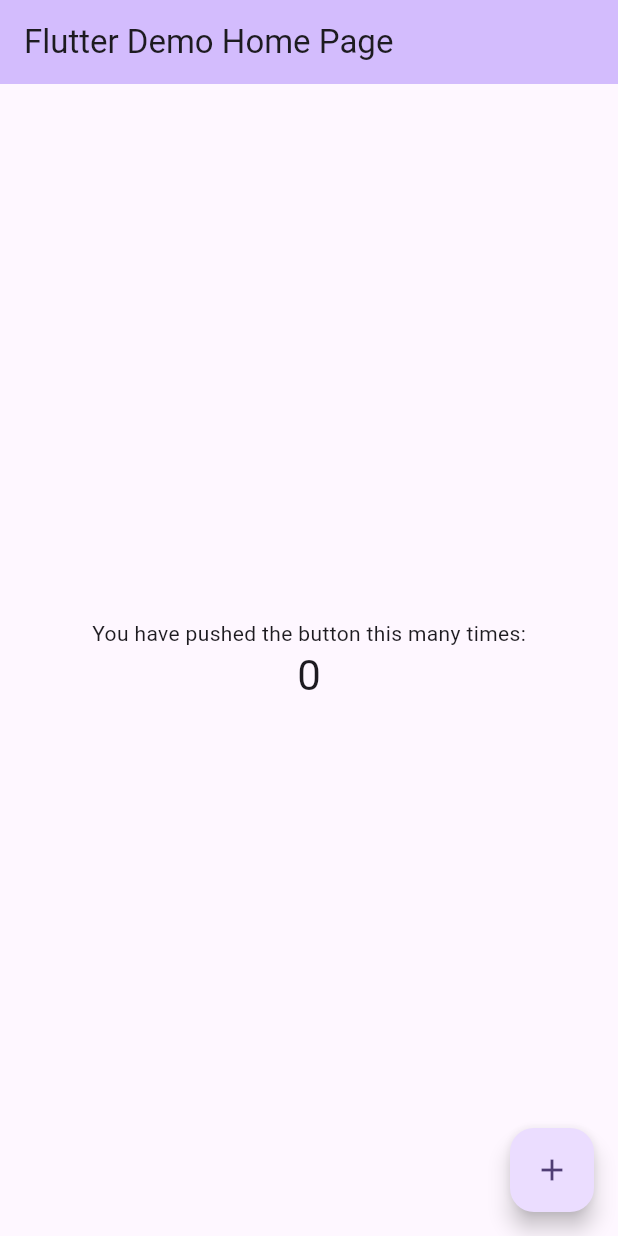
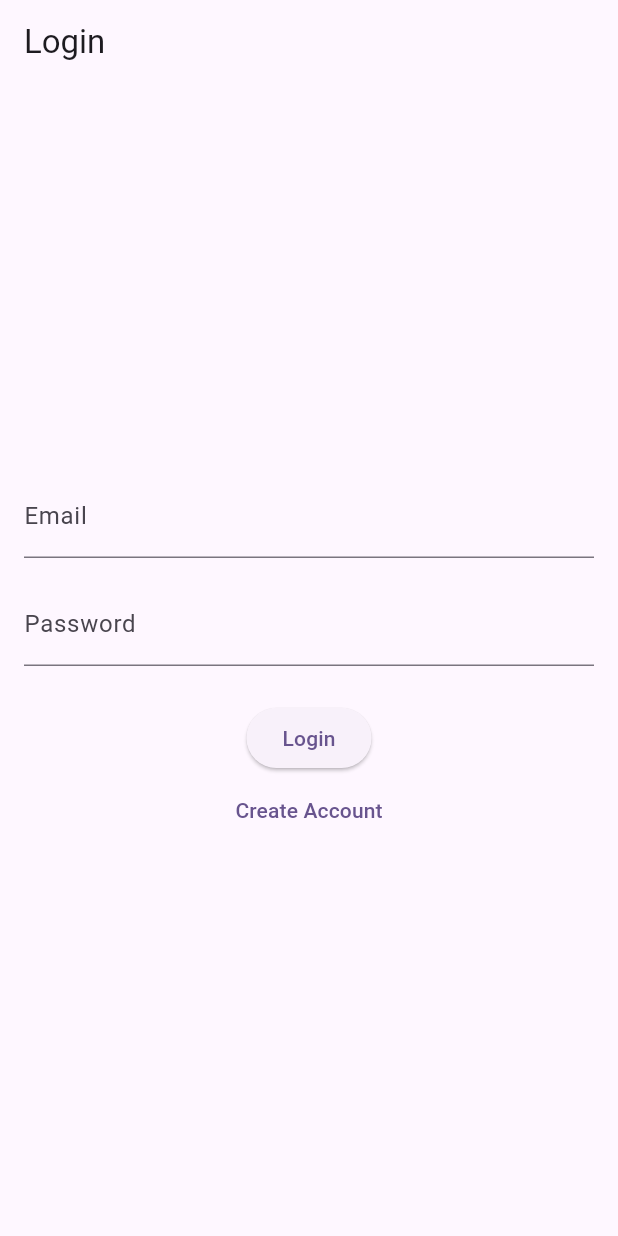
Before and after one commit to GhadeBhavesh/task_management, a Flutter app: the screen it shows after launch, on a phone screen of 412 x 824 dp. Run offline on Flutter 3.47's test engine with Material 3 defaults, Android fonts, the phone set to English and light mode, and no system bars; our stand-ins replace firebase_auth, firebase_core, flutter_riverpod; accounts and stored records are empty.

Commit message:
auth_update

```diff
--- /dev/null
+++ b/lib/application/auth/auth_provider.dart
@@ -0,0 +1,46 @@
+import 'package:firebase_auth/firebase_auth.dart';
+import 'package:flutter_riverpod/flutter_riverpod.dart';
+import '../../domain/auth/auth_state.dart';
+
+final authProvider = StateNotifierProvider<AuthNotifier, AuthState>((ref) {
+  return AuthNotifier();
+});
+
+class AuthNotifier extends StateNotifier<AuthState> {
+  final _auth = FirebaseAuth.instance;
+
+  AuthNotifier() : super(const InitialAuthState()) {
+    _auth.authStateChanges().listen((user) {
+      if (user != null) {
+        state = AuthenticatedState(user);
+      } else {
+        state = const UnauthenticatedState();
+      }
+    });
+  }
+
+  Future<void> signIn(String email, String password) async {
+    try {
+      state = const LoadingAuthState();
+      await _auth.signInWithEmailAndPassword(email: email, password: password);
+    } on FirebaseAuthException catch (e) {
+      state = ErrorAuthState(e.message ?? 'An error occurred');
+    }
+  }
+
+  Future<void> signUp(String email, String password) async {
+    try {
+      state = const LoadingAuthState();
+      await _auth.createUserWithEmailAndPassword(
+        email: email,
+        password: password,
+      );
+    } on FirebaseAuthException catch (e) {
+      state = ErrorAuthState(e.message ?? 'An error occurred');
+    }
+  }
+
+  Future<void> signOut() async {
+    await _auth.signOut();
+  }
+}
--- /dev/null
+++ b/lib/domain/auth/auth_state.dart
@@ -0,0 +1,27 @@
+import 'package:firebase_auth/firebase_auth.dart';
+
+abstract class AuthState {
+  const AuthState();
+}
+
+class InitialAuthState extends AuthState {
+  const InitialAuthState();
+}
+
+class AuthenticatedState extends AuthState {
+  final User user;
+  const AuthenticatedState(this.user);
+}
+
+class UnauthenticatedState extends AuthState {
+  const UnauthenticatedState();
+}
+
+class LoadingAuthState extends AuthState {
+  const LoadingAuthState();
+}
+
+class ErrorAuthState extends AuthState {
+  final String message;
+  const ErrorAuthState(this.message);
+}
--- a/lib/main.dart
+++ b/lib/main.dart
@@ -1,122 +1,41 @@
+import 'package:firebase_core/firebase_core.dart';
 import 'package:flutter/material.dart';
+import 'package:flutter_riverpod/flutter_riverpod.dart';
+import 'package:task_management/presentation/auth/login_screen.dart';
+import 'application/auth/auth_provider.dart';
+import 'domain/auth/auth_state.dart';
+import 'firebase_options.dart';
 
-void main() {
-  runApp(const MyApp());
+void main() async {
+  WidgetsFlutterBinding.ensureInitialized();
+  await Firebase.initializeApp(options: DefaultFirebaseOptions.currentPlatform);
+  runApp(const ProviderScope(child: MyApp()));
 }
 
-class MyApp extends StatelessWidget {
+class MyApp extends ConsumerWidget {
   const MyApp({super.key});
 
-  // This widget is the root of your application.
   @override
-  Widget build(BuildContext context) {
+  Widget build(BuildContext context, WidgetRef ref) {
+    final authState = ref.watch(authProvider);
+
     return MaterialApp(
-      title: 'Flutter Demo',
+      title: 'Task Management',
       theme: ThemeData(
-        // This is the theme of your application.
-        //
-        // TRY THIS: Try running your application with "flutter run". You'll see
-        // the application has a purple toolbar. Then, without quitting the app,
-        // try changing the seedColor in the colorScheme below to Colors.green
-        // and then invoke "hot reload" (save your changes or press the "hot
-        // reload" button in a Flutter-supported IDE, or press "r" if you used
-        // the command line to start the app).
-        //
-        // Notice that the counter didn't reset back to zero; the application
-        // state is not lost during the reload. To reset the state, use hot
-        // restart instead.
-        //
-        // This works for code too, not just values: Most code changes can be
-        // tested with just a hot reload.
         colorScheme: ColorScheme.fromSeed(seedColor: Colors.deepPurple),
+        useMaterial3: true,
       ),
-      home: const MyHomePage(title: 'Flutter Demo Home Page'),
+      home: _buildHomeScreen(authState),
     );
   }
-}
 
-class MyHomePage extends StatefulWidget {
-  const MyHomePage({super.key, required this.title});
-
-  // This widget is the home page of your application. It is stateful, meaning
-  // that it has a State object (defined below) that contains fields that affect
-  // how it looks.
-
-  // This class is the configuration for the state. It holds the values (in this
-  // case the title) provided by the parent (in this case the App widget) and
-  // used by the build method of the State. Fields in a Widget subclass are
-  // always marked "final".
-
-  final String title;
-
-  @override
-  State<MyHomePage> createState() => _MyHomePageState();
-}
-
-class _MyHomePageState extends State<MyHomePage> {
-  int _counter = 0;
-
-  void _incrementCounter() {
-    setState(() {
-      // This call to setState tells the Flutter framework that something has
-      // changed in this State, which causes it to rerun the build method below
-      // so that the display can reflect the updated values. If we changed
-      // _counter without calling setState(), then the build method would not be
-      // called again, and so nothing would appear to happen.
-      _counter++;
-    });
-  }
-
-  @override
-  Widget build(BuildContext context) {
-    // This method is rerun every time setState is called, for instance as done
-    // by the _incrementCounter method above.
-    //
-    // The Flutter framework has been optimized to make rerunning build methods
-    // fast, so that you can just rebuild anything that needs updating rather
-    // than having to individually change instances of widgets.
-    return Scaffold(
-      appBar: AppBar(
-        // TRY THIS: Try changing the color here to a specific color (to
-        // Colors.amber, perhaps?) and trigger a hot reload to see the AppBar
-        // change color while the other colors stay the same.
-        backgroundColor: Theme.of(context).colorScheme.inversePrimary,
-        // Here we take the value from the MyHomePage object that was created by
-        // the App.build method, and use it to set our appbar title.
-        title: Text(widget.title),
-      ),
-      body: Center(
-        // Center is a layout widget. It takes a single child and positions it
-        // in the middle of the parent.
-        child: Column(
-          // Column is also a layout widget. It takes a list of children and
-          // arranges them vertically. By default, it sizes itself to fit its
-          // children horizontally, and tries to be as tall as its parent.
-          //
-          // Column has various properties to control how it sizes itself and
-          // how it positions its children. Here we use mainAxisAlignment to
-          // center the children vertically; the main axis here is the vertical
-          // axis because Columns are vertical (the cross axis would be
-          // horizontal).
-          //
-          // TRY THIS: Invoke "debug painting" (choose the "Toggle Debug Paint"
-          // action in the IDE, or press "p" in the console), to see the
-          // wireframe for each widget.
-          mainAxisAlignment: MainAxisAlignment.center,
-          children: <Widget>[
-            const Text('You have pushed the button this many times:'),
-            Text(
-              '$_counter',
-              style: Theme.of(context).textTheme.headlineMedium,
-            ),
-          ],
-        ),
-      ),
-      floatingActionButton: FloatingActionButton(
-        onPressed: _incrementCounter,
-        tooltip: 'Increment',
-        child: const Icon(Icons.add),
-      ), // This trailing comma makes auto-formatting nicer for build methods.
-    );
+  Widget _buildHomeScreen(AuthState state) {
+    if (state is AuthenticatedState) {
+      return const Scaffold(body: Center(child: Text('Logged in!')));
+    } else if (state is LoadingAuthState) {
+      return const Scaffold(body: Center(child: CircularProgressIndicator()));
+    } else {
+      return const LoginScreen();
+    }
   }
 }
--- /dev/null
+++ b/lib/presentation/auth/login_screen.dart
@@ -0,0 +1,85 @@
+import 'package:flutter/material.dart';
+import 'package:flutter_riverpod/flutter_riverpod.dart';
+import 'package:task_management/domain/auth/auth_state.dart';
+import '../../application/auth/auth_provider.dart';
+import 'register_screen.dart';
+
+class LoginScreen extends ConsumerStatefulWidget {
+  const LoginScreen({super.key});
+
+  @override
+  ConsumerState<LoginScreen> createState() => _LoginScreenState();
+}
+
+class _LoginScreenState extends ConsumerState<LoginScreen> {
+  final _emailController = TextEditingController();
+  final _passwordController = TextEditingController();
+  final _formKey = GlobalKey<FormState>();
+
+  @override
+  Widget build(BuildContext context) {
+    ref.listen(authProvider, (previous, next) {
+      if (next is ErrorAuthState) {
+        ScaffoldMessenger.of(
+          context,
+        ).showSnackBar(SnackBar(content: Text(next.message)));
+      }
+    });
+
+    return Scaffold(
+      appBar: AppBar(title: const Text('Login')),
+      body: Padding(
+        padding: const EdgeInsets.all(16.0),
+        child: Form(
+          key: _formKey,
+          child: Column(
+            mainAxisAlignment: MainAxisAlignment.center,
+            children: [
+              TextFormField(
+                controller: _emailController,
+                decoration: const InputDecoration(labelText: 'Email'),
+                validator:
+                    (value) =>
+                        value?.isEmpty ?? true ? 'Please enter email' : null,
+              ),
+              const SizedBox(height: 16),
+              TextFormField(
+                controller: _passwordController,
+                decoration: const InputDecoration(labelText: 'Password'),
+                obscureText: true,
+                validator:
+                    (value) =>
+                        value?.isEmpty ?? true ? 'Please enter password' : null,
+              ),
+              const SizedBox(height: 24),
+              ElevatedButton(
+                onPressed: () {
+                  if (_formKey.currentState?.validate() ?? false) {
+                    ref
+                        .read(authProvider.notifier)
+                        .signIn(
+                          _emailController.text,
+                          _passwordController.text,
+                        );
+                  }
+                },
+                child: const Text('Login'),
+              ),
+              TextButton(
+                onPressed: () {
+                  Navigator.push(
+                    context,
+                    MaterialPageRoute(
+                      builder: (context) => const RegisterScreen(),
+                    ),
+                  );
+                },
+                child: const Text('Create Account'),
+              ),
+            ],
+          ),
+        ),
+      ),
+    );
+  }
+}
```
Also changed, not shown: lib/presentation/auth/register_screen.dart (added, +64 -0 lines), pubspec.yaml (+6 -3 lines), firebase.json (added), lib/firebase_options.dart (added), pubspec.lock, 6 other files.
